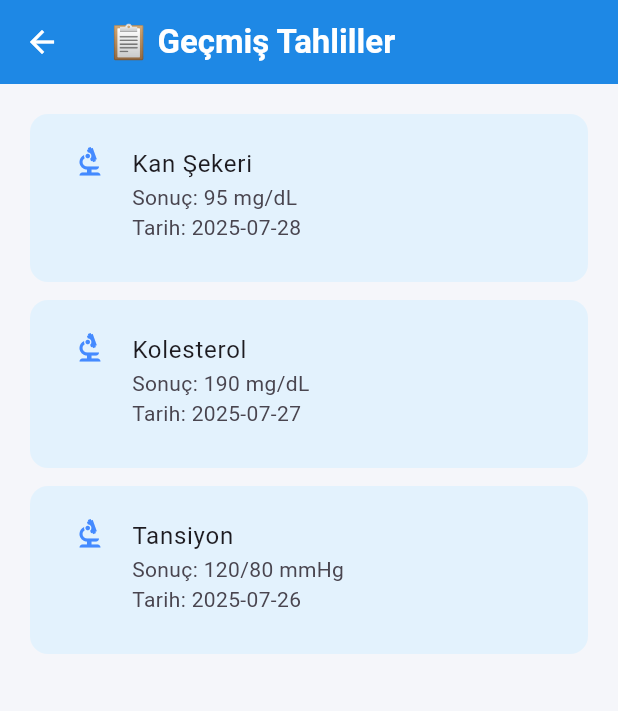
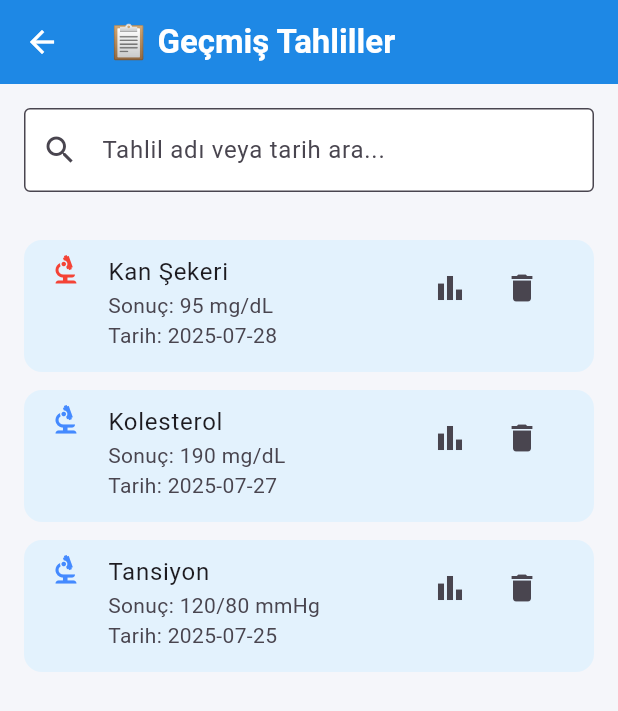
Before and after one commit to SLTNKCGZ/BioGuard, a Flutter app: the PastLabResultsPage screen opened directly with empty values, on a phone screen of 412 x 824 dp. Shown: the top 711 px of the screen. Run offline on Flutter 3.47's test engine with Material 3 defaults, Android fonts, the phone set to English and light mode, and no system bars; our stand-ins replace fl_chart, image_picker.

Commit message:
past_lab_results_page.dart

```diff
--- a/Frontend/bio_guard/lib/screens/past_lab_results_page.dart
+++ b/Frontend/bio_guard/lib/screens/past_lab_results_page.dart
@@ -1,32 +1,38 @@
 import 'package:flutter/material.dart';
 
-class PastLabResultsPage extends StatelessWidget {
+class PastLabResultsPage extends StatefulWidget {
   final String token;
   const PastLabResultsPage({super.key, required this.token});
 
-  final List<Map<String, String>> _labResults = const [
-    {
-      'name': 'Kan Şekeri',
-      'result': '95',
-      'unit': 'mg/dL',
-      'date': '2025-07-28',
-    },
-    {
-      'name': 'Kolesterol',
-      'result': '190',
-      'unit': 'mg/dL',
-      'date': '2025-07-27',
-    },
-    {
-      'name': 'Tansiyon',
-      'result': '120/80',
-      'unit': 'mmHg',
-      'date': '2025-07-26',
-    },
+  @override
+  State<PastLabResultsPage> createState() => _PastLabResultsPageState();
+}
+
+class _PastLabResultsPageState extends State<PastLabResultsPage> {
+  final TextEditingController _searchController = TextEditingController();
+
+  List<Map<String, String>> _allResults = [
+    {'name': 'Kan Şekeri', 'result': '95', 'unit': 'mg/dL', 'date': '2025-07-28', 'favorite': 'true'},
+    {'name': 'Kolesterol', 'result': '190', 'unit': 'mg/dL', 'date': '2025-07-27', 'favorite': 'false'},
+    {'name': 'Tansiyon', 'result': '120/80', 'unit': 'mmHg', 'date': '2025-07-25', 'favorite': 'false'},
   ];
+
+  String _searchText = '';
+
+  void _deleteResult(int index) {
+    setState(() {
+      _allResults.removeAt(index);
+    });
+  }
 
   @override
   Widget build(BuildContext context) {
+    List<Map<String, String>> filtered = _allResults
+        .where((r) =>
+            r['name']!.toLowerCase().contains(_searchText.toLowerCase()) ||
+            r['date']!.contains(_searchText))
+        .toList();
+
     return Scaffold(
       backgroundColor: const Color(0xFFF5F6FA),
       appBar: AppBar(
@@ -37,29 +43,66 @@ class PastLabResultsPage extends StatelessWidget {
         ),
         iconTheme: const IconThemeData(color: Colors.white),
       ),
-      body: ListView.builder(
-        padding: const EdgeInsets.all(20),
-        itemCount: _labResults.length,
+      body: Column(
+        children: [
+          Padding(
+            padding: const EdgeInsets.all(16),
+            child: TextField(
+              controller: _searchController,
+              onChanged: (val) => setState(() => _searchText = val),
+              decoration: const InputDecoration(
+                prefixIcon: Icon(Icons.search),
+                hintText: 'Tahlil adı veya tarih ara...',
+                filled: true,
+                fillColor: Colors.white,
+                border: OutlineInputBorder(),
+              ),
+            ),
+          ),
+          Expanded(
+            child: ListView.builder(
+              padding: const EdgeInsets.all(16),
+              itemCount: filtered.length,
               itemBuilder: (context, index) {
-          final item = _labResults[index];
+                final item = filtered[index];
                 return Container(
                   margin: const EdgeInsets.only(bottom: 12),
-            padding: const EdgeInsets.all(12),
                   decoration: BoxDecoration(
                     color: Colors.blue[50],
                     borderRadius: BorderRadius.circular(12),
                   ),
                   child: ListTile(
-              leading: const Icon(Icons.biotech, color: Colors.blueAccent),
+                    leading: Icon(
+                      Icons.biotech,
+                      color: item['favorite'] == 'true' ? Colors.red : Colors.blueAccent,
+                    ),
                     title: Text(item['name'] ?? ''),
-              subtitle: Text(
-                'Sonuç: ${item['result']} ${item['unit']}\nTarih: ${item['date']}',
+                    subtitle: Text("Sonuç: ${item['result']} ${item['unit']}\nTarih: ${item['date']}"),
+                    isThreeLine: true,
+                    trailing: Row(
+                      mainAxisSize: MainAxisSize.min,
+                      children: [
+                        IconButton(
+                          icon: const Icon(Icons.bar_chart),
+                          tooltip: "Grafiğe Git",
+                          onPressed: () {
+                            // Grafik sayfasına yönlendirme
+                          },
                         ),
-              isThreeLine: true,
+                        IconButton(
+                          icon: const Icon(Icons.delete),
+                          tooltip: "Sil",
+                          onPressed: () => _deleteResult(index),
+                        ),
+                      ],
+                    ),
                   ),
                 );
               },
             ),
+          )
+        ],
+      ),
     );
   }
 }
```
Lines whose indentation alone changed are shown as unchanged.
